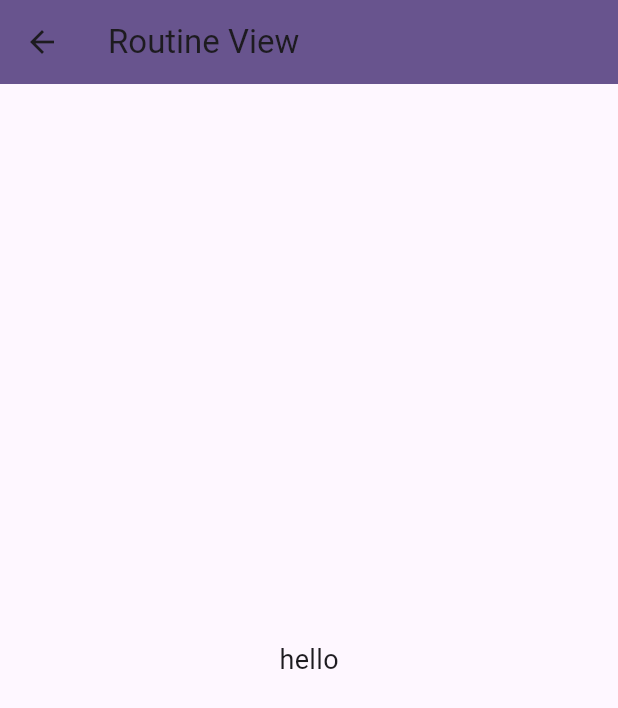
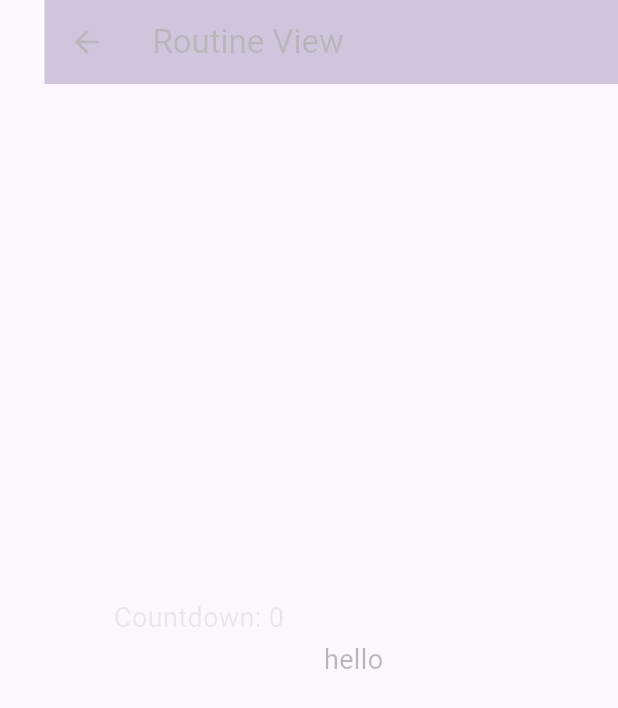
Before and after one commit to StartHack-PSFO/PeakFocus, a Flutter app: the screen it shows after launch, after a tap on "Start Routine Training", on a phone screen of 412 x 824 dp. Shown: the top 708 px of the screen. Run offline on Flutter 3.47's test engine with Material 2 defaults, Android fonts, the light colour scheme and no system bars.

Commit message:
Add delay view

```diff
--- a/neuroapp/lib/main.dart
+++ b/neuroapp/lib/main.dart
@@ -17,7 +17,7 @@ class MyApp extends StatelessWidget {
         colorScheme: ColorScheme.fromSeed(seedColor: Colors.deepPurple),
         useMaterial3: true,
       ),
-      home: const HomeView(title: 'HomeView'),
+      home: const HomeView(),
     );
   }
 }
--- /dev/null
+++ b/neuroapp/lib/views/delayView.dart
@@ -0,0 +1,60 @@
+import 'dart:async';
+import 'package:flutter/material.dart';
+import 'package:neuroapp/views/routineView.dart';
+
+class DelayView extends StatefulWidget {
+  final int delay;
+
+  const DelayView({Key? key, required this.delay}) : super(key: key);
+
+  @override
+  _DelayViewState createState() => _DelayViewState();
+}
+
+class _DelayViewState extends State<DelayView> {
+  late Timer _timer;
+  int _countdown = 0;
+
+  @override
+  void initState() {
+    super.initState();
+    _startCountdown();
+  }
+
+  @override
+  void dispose() {
+    _timer.cancel();
+    super.dispose();
+  }
+
+  void _startCountdown() {
+    _countdown = widget.delay;
+    _timer = Timer.periodic(Duration(seconds: 1), (timer) {
+      setState(() {
+        if (_countdown > 0) {
+          _countdown--;
+        } else {
+          timer.cancel();
+          Navigator.pushReplacement(
+            context,
+            MaterialPageRoute(
+              builder: (context) => RoutineView(),
+            ),
+          );
+        }
+      });
+    });
+  }
+
+  @override
+  Widget build(BuildContext context) {
+    return Scaffold(
+      body: Center(
+        child: Text(
+          'Countdown: $_countdown',
+          style: TextStyle(fontSize: 18),
+        ),
+      ),
+    );
+  }
+}
--- a/neuroapp/lib/views/homeView.dart
+++ b/neuroapp/lib/views/homeView.dart
@@ -1,13 +1,13 @@
 import 'package:flutter/cupertino.dart';
 import 'package:flutter/material.dart';
+import 'package:neuroapp/views/delayView.dart';
 import 'package:neuroapp/views/routineView.dart';
 
 class HomeView extends StatefulWidget {
-  const HomeView({super.key, required this.title});
-  final String title;
+  const HomeView({Key? key}) : super(key: key);
 
   @override
-  State<HomeView> createState() => _HomeViewState();
+  _HomeViewState createState() => _HomeViewState();
 }
 
 class _HomeViewState extends State<HomeView> {
@@ -17,26 +17,45 @@ class _HomeViewState extends State<HomeView> {
   Widget build(BuildContext context) {
     return Scaffold(
       appBar: AppBar(
-        backgroundColor: Theme.of(context).colorScheme.primary,
-        title: Text(widget.title),
+        backgroundColor: Theme
+            .of(context)
+            .colorScheme
+            .primary,
+        title: Text('Home View'),
       ),
-      body: Center(
+      body: LayoutBuilder(
+        builder: (context, constraints) {
+          final maxWidth = constraints.maxWidth;
+
+          return Center(
             child: Column(
               mainAxisAlignment: MainAxisAlignment.center,
               children: <Widget>[
-            const Text(
+                Padding(
+                  padding: EdgeInsets.all(maxWidth * 0.05), // Responsive margin
+                  child: Text(
                     'Ready to start working on your routine?',
                     style: TextStyle(fontSize: 18),
                   ),
-            const Text(
-              'Do you need a delay before we start recording?',
+                ),
+                Padding(
+                  padding: EdgeInsets.symmetric(horizontal: maxWidth * 0.05),
+                  // Responsive horizontal margin
+                  child: Row(
+                    mainAxisAlignment: MainAxisAlignment.center,
+                    children: <Widget>[
+                      Padding(
+                        padding: EdgeInsets.only(right: maxWidth * 0.02),
+                        // Responsive right margin
+                        child: Text(
+                          'Delay recording:',
                           style: TextStyle(fontSize: 18),
                         ),
+                      ),
                       SizedBox(
-              width: 200,
+                        width: maxWidth * 0.3, // Responsive width
                         child: CupertinoTextField(
                           keyboardType: TextInputType.number,
-                placeholder: 'Enter delay in seconds',
                           onChanged: (value) {
                             setState(() {
                               _selectedDelay = int.tryParse(value) ?? 0;
@@ -44,23 +63,34 @@ class _HomeViewState extends State<HomeView> {
                           },
                         ),
                       ),
-            Text(
-              'Selected Delay: $_selectedDelay seconds',
+                      Padding(
+                        padding: EdgeInsets.only(left: maxWidth * 0.02),
+                        // Responsive right margin
+                        child: Text(
+                          's',
                           style: TextStyle(fontSize: 18),
                         ),
-            ElevatedButton(
+                      ),
+                    ],
+                  ),
+                ),
+                Padding(
+                  padding: EdgeInsets.all(maxWidth * 0.05), // Responsive margin
+                  child: ElevatedButton(
                     onPressed: () {
                       Navigator.push(
                         context,
                         MaterialPageRoute(
-                    builder: (context) => RoutineView(),
+                          builder: (context) => DelayView(delay: _selectedDelay),
                         ),
                       );
                     },
                     child: Text('Start Routine Training'),
-            ),
+                  ),),
               ],
             ),
+          );
+        },
       ),
     );
   }
```
Lines whose indentation alone changed are shown as unchanged.
